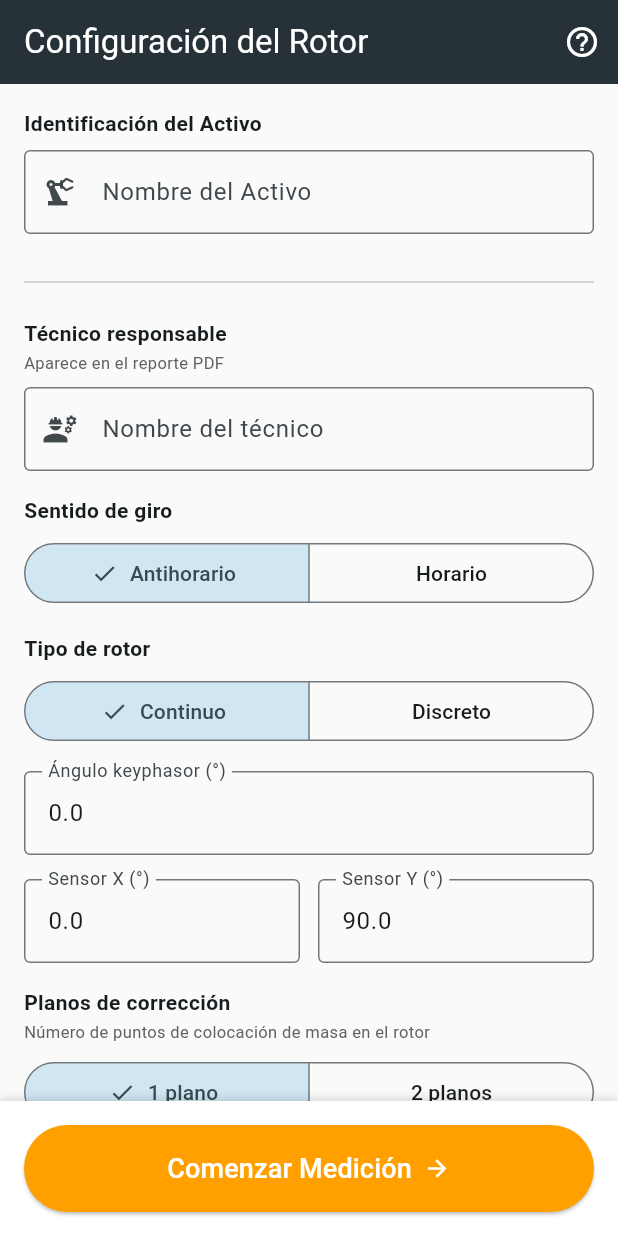
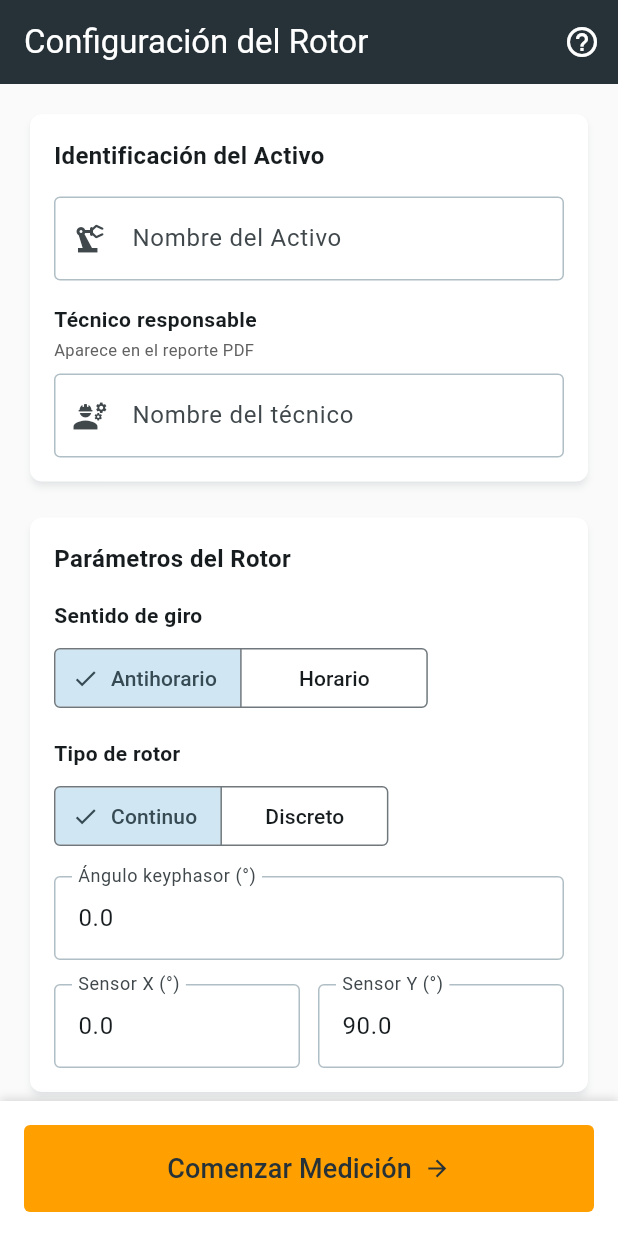
Before and after one commit to a8abhinav02-lgtm/balanceo_app, a Flutter app: the screen it shows after launch, on a phone screen of 412 x 824 dp. Run offline on Flutter 3.47's test engine with Material 3 defaults, Android fonts, the phone set to English and light mode, and no system bars; our stand-ins replace flutter_markdown, pdf, printing, share_plus, shared_preferences; missing offline and left inert: file_saver; project files that could hold a hidden picture were left out.

Commit message:
UI Redesign: Industrial Theme with StitchMCP

```diff
--- a/lib/main.dart
+++ b/lib/main.dart
@@ -30,6 +30,53 @@ class MyApp extends StatelessWidget {
           appBarTheme: AppBarTheme(
             backgroundColor: Colors.blueGrey.shade900,
             foregroundColor: Colors.white,
+            elevation: 0,
+          ),
+          inputDecorationTheme: InputDecorationTheme(
+            filled: true,
+            fillColor: Colors.white,
+            border: OutlineInputBorder(
+              borderRadius: BorderRadius.circular(4),
+              borderSide: BorderSide(color: Colors.blueGrey.shade200),
+            ),
+            enabledBorder: OutlineInputBorder(
+              borderRadius: BorderRadius.circular(4),
+              borderSide: BorderSide(color: Colors.blueGrey.shade200),
+            ),
+            focusedBorder: OutlineInputBorder(
+              borderRadius: BorderRadius.circular(4),
+              borderSide: BorderSide(color: Colors.amber.shade700, width: 2),
+            ),
+          ),
+          cardTheme: const CardThemeData(
+            color: Colors.white,
+            elevation: 2,
+            shadowColor: Color(0x32607D8B),
+            shape: RoundedRectangleBorder(borderRadius: BorderRadius.all(Radius.circular(8))),
+          ),
+          elevatedButtonTheme: ElevatedButtonThemeData(
+            style: ElevatedButton.styleFrom(
+              backgroundColor: Colors.amber.shade700,
+              foregroundColor: Colors.blueGrey.shade900,
+              elevation: 0,
+              shape: RoundedRectangleBorder(borderRadius: BorderRadius.circular(4)),
+            ),
+          ),
+          outlinedButtonTheme: OutlinedButtonThemeData(
+            style: OutlinedButton.styleFrom(
+              shape: RoundedRectangleBorder(borderRadius: BorderRadius.circular(4)),
+              side: BorderSide(color: Colors.blueGrey.shade300),
+            ),
+          ),
+          textButtonTheme: TextButtonThemeData(
+            style: TextButton.styleFrom(
+              shape: RoundedRectangleBorder(borderRadius: BorderRadius.circular(4)),
+            ),
+          ),
+          segmentedButtonTheme: SegmentedButtonThemeData(
+            style: ButtonStyle(
+              shape: MaterialStateProperty.all(RoundedRectangleBorder(borderRadius: BorderRadius.circular(4))),
+            ),
           ),
           useMaterial3: true,
         ),
--- a/lib/screens/configuracion_screen.dart
+++ b/lib/screens/configuracion_screen.dart
@@ -141,8 +141,14 @@ class _ConfiguracionScreenState extends State<ConfiguracionScreen> {
         child: ListView(
           padding: const EdgeInsets.all(16),
           children: [
-            const Text('Identificación del Activo', style: TextStyle(fontWeight: FontWeight.bold)),
-            const SizedBox(height: 8),
+            Card(
+              child: Padding(
+                padding: const EdgeInsets.all(16),
+                child: Column(
+                  crossAxisAlignment: CrossAxisAlignment.start,
+                  children: [
+                    const Text('Identificación del Activo', style: TextStyle(fontWeight: FontWeight.bold, fontSize: 16)),
+                    const SizedBox(height: 16),
                     Autocomplete<String>(
                       optionsBuilder: (TextEditingValue textEditingValue) {
                         if (textEditingValue.text == '') return const Iterable<String>.empty();
@@ -159,7 +165,6 @@ class _ConfiguracionScreenState extends State<ConfiguracionScreen> {
                           focusNode: focusNode,
                           decoration: const InputDecoration(
                             labelText: 'Nombre del Activo',
-                    border: OutlineInputBorder(),
                             prefixIcon: Icon(Icons.precision_manufacturing),
                           ),
                           validator: (v) => v == null || v.isEmpty ? 'Requerido' : null,
@@ -167,10 +172,7 @@ class _ConfiguracionScreenState extends State<ConfiguracionScreen> {
                         );
                       },
                     ),
-            const SizedBox(height: 24),
-            const Divider(),
                     const SizedBox(height: 16),
-
                     const Text('Técnico responsable', style: TextStyle(fontWeight: FontWeight.bold)),
                     const SizedBox(height: 2),
                     const Text('Aparece en el reporte PDF', style: TextStyle(fontSize: 11, color: Color(0xFF616161))), // grey.shade700
@@ -179,12 +181,23 @@ class _ConfiguracionScreenState extends State<ConfiguracionScreen> {
                       controller: _tecnicoController,
                       decoration: const InputDecoration(
                         labelText: 'Nombre del técnico',
-                border: OutlineInputBorder(),
                         prefixIcon: Icon(Icons.engineering),
+                      ),
+                    ),
+                  ],
+                ),
               ),
             ),
             const SizedBox(height: 16),
 
+            Card(
+              child: Padding(
+                padding: const EdgeInsets.all(16),
+                child: Column(
+                  crossAxisAlignment: CrossAxisAlignment.start,
+                  children: [
+                    const Text('Parámetros del Rotor', style: TextStyle(fontWeight: FontWeight.bold, fontSize: 16)),
+                    const SizedBox(height: 16),
                     const Text('Sentido de giro', style: TextStyle(fontWeight: FontWeight.bold)),
                     const SizedBox(height: 8),
                     SegmentedButton<SentidoGiro>(
@@ -214,7 +227,7 @@ class _ConfiguracionScreenState extends State<ConfiguracionScreen> {
                         key: ValueKey('numAlabes_${_assetController.text}'),
                         initialValue: _numAlabes.toString(),
                         keyboardType: TextInputType.number,
-                decoration: const InputDecoration(labelText: 'Número de álabes', border: OutlineInputBorder()),
+                        decoration: const InputDecoration(labelText: 'Número de álabes'),
                         onChanged: (val) => setState(() => _numAlabes = int.tryParse(val) ?? 0),
                         validator: (v) => _tipo == TipoRotor.discreto && (int.tryParse(v ?? '0') ?? 0) <= 0 ? 'Requerido' : null,
                       ),
@@ -223,7 +236,7 @@ class _ConfiguracionScreenState extends State<ConfiguracionScreen> {
                         key: ValueKey('anguloAlabe1_${_assetController.text}'),
                         initialValue: _anguloAlabe1.toString(),
                         keyboardType: const TextInputType.numberWithOptions(decimal: true),
-                decoration: const InputDecoration(labelText: 'Ángulo del Álabe #1 (°)', border: OutlineInputBorder(), helperText: 'Referencia visual en el gráfico'),
+                        decoration: const InputDecoration(labelText: 'Ángulo del Álabe #1 (°)', helperText: 'Referencia visual en el gráfico'),
                         onChanged: (val) => setState(() => _anguloAlabe1 = double.tryParse(val) ?? 0),
                       ),
                       const SizedBox(height: 16),
@@ -245,7 +258,7 @@ class _ConfiguracionScreenState extends State<ConfiguracionScreen> {
                       initialValue: _keyphasor.toString(),
                       keyboardType: const TextInputType.numberWithOptions(decimal: true),
                       inputFormatters: [AngleInputFormatter()],
-              decoration: const InputDecoration(labelText: 'Ángulo keyphasor (°)', border: OutlineInputBorder()),
+                      decoration: const InputDecoration(labelText: 'Ángulo keyphasor (°)'),
                       onChanged: (val) => setState(() => _keyphasor = double.tryParse(val) ?? 0),
                     ),
                     const SizedBox(height: 16),
@@ -258,7 +271,7 @@ class _ConfiguracionScreenState extends State<ConfiguracionScreen> {
                             initialValue: _sensorX.toString(),
                             keyboardType: const TextInputType.numberWithOptions(decimal: true),
                             inputFormatters: [AngleInputFormatter()],
-                    decoration: const InputDecoration(labelText: 'Sensor X (°)', border: OutlineInputBorder()),
+                            decoration: const InputDecoration(labelText: 'Sensor X (°)'),
                             onChanged: (val) => setState(() => _sensorX = double.tryParse(val) ?? 0),
                           ),
                         ),
@@ -269,15 +282,25 @@ class _ConfiguracionScreenState extends State<ConfiguracionScreen> {
                             initialValue: _sensorY.toString(),
                             keyboardType: const TextInputType.numberWithOptions(decimal: true),
                             inputFormatters: [AngleInputFormatter()],
-                    decoration: const InputDecoration(labelText: 'Sensor Y (°)', border: OutlineInputBorder()),
+                            decoration: const InputDecoration(labelText: 'Sensor Y (°)'),
                             onChanged: (val) => setState(() => _sensorY = double.tryParse(val) ?? 0),
                           ),
                         ),
                       ],
                     ),
+                  ],
+                ),
+              ),
+            ),
             const SizedBox(height: 16),
 
-            const Text('Planos de corrección', style: TextStyle(fontWeight: FontWeight.bold)),
+            Card(
+              child: Padding(
+                padding: const EdgeInsets.all(16),
+                child: Column(
+                  crossAxisAlignment: CrossAxisAlignment.start,
+                  children: [
+                    const Text('Planos de corrección', style: TextStyle(fontWeight: FontWeight.bold, fontSize: 16)),
                     const SizedBox(height: 2),
                     const Text('Número de puntos de colocación de masa en el rotor', style: TextStyle(fontSize: 11, color: Color(0xFF616161))), // grey.shade700
                     const SizedBox(height: 8),
@@ -299,7 +322,7 @@ class _ConfiguracionScreenState extends State<ConfiguracionScreen> {
                             key: ValueKey('limite_${_assetController.text}'),
                             initialValue: _limiteVibracion.toString(),
                             keyboardType: const TextInputType.numberWithOptions(decimal: true),
-                    decoration: const InputDecoration(labelText: 'Límite Objetivo', border: OutlineInputBorder()),
+                            decoration: const InputDecoration(labelText: 'Límite Objetivo'),
                             onChanged: (val) => setState(() => _limiteVibracion = double.tryParse(val) ?? 50),
                           ),
                         ),
@@ -317,9 +340,11 @@ class _ConfiguracionScreenState extends State<ConfiguracionScreen> {
                         ),
                       ],
                     ),
-            const SizedBox(height: 80),
+                  ],
+                ),
+              ),
+            ),
             const SizedBox(height: 32),
-            const Divider(),
             const SizedBox(height: 16),
             const Text('Previsualización del Rotor', style: TextStyle(fontWeight: FontWeight.bold, fontSize: 16)),
             const SizedBox(height: 8),
@@ -388,8 +413,6 @@ class _ConfiguracionScreenState extends State<ConfiguracionScreen> {
               }
             },
             style: ElevatedButton.styleFrom(
-              backgroundColor: Colors.amber.shade700,
-              foregroundColor: Colors.white,
               padding: const EdgeInsets.symmetric(vertical: 16),
             ),
             child: const Row(
--- a/lib/screens/medicion_inicial_screen.dart
+++ b/lib/screens/medicion_inicial_screen.dart
@@ -267,8 +267,6 @@ class _MedicionInicialScreenState extends State<MedicionInicialScreen> {
                   icon: const Icon(Icons.arrow_forward),
                   label: const Text('Siguiente'),
                   style: ElevatedButton.styleFrom(
-                    backgroundColor: Colors.blue,
-                    foregroundColor: Colors.white,
                     padding: const EdgeInsets.symmetric(vertical: 16),
                   ),
                 ),
--- a/lib/screens/prueba_coeficientes_screen.dart
+++ b/lib/screens/prueba_coeficientes_screen.dart
@@ -239,8 +239,6 @@ class _PruebaCoeficientesScreenState extends State<PruebaCoeficientesScreen> {
                   icon: Icon(es2Planos && _paso == 1 ? Icons.arrow_forward : Icons.calculate),
                   label: Text(es2Planos && _paso == 1 ? 'Siguiente' : 'Calcular'),
                   style: ElevatedButton.styleFrom(
-                    backgroundColor: Colors.blue,
-                    foregroundColor: Colors.white,
                     padding: const EdgeInsets.symmetric(vertical: 16),
                   ),
                 ),
--- a/lib/screens/resultados_screen.dart
+++ b/lib/screens/resultados_screen.dart
@@ -359,7 +359,7 @@ class _ResultadosScreenState extends State<ResultadosScreen> {
                       onPressed: () => _mostrarDialogoNuevaIteracion(context, provider),
                       icon: const Icon(Icons.refresh),
                       label: const Text('Nueva Iteración (Refinar)'),
-                      style: ElevatedButton.styleFrom(backgroundColor: Colors.orange, foregroundColor: Colors.white, padding: const EdgeInsets.symmetric(vertical: 12)),
+                      style: ElevatedButton.styleFrom(padding: const EdgeInsets.symmetric(vertical: 12)),
                     ),
                   ),
                 ],
@@ -396,7 +396,7 @@ class _ResultadosScreenState extends State<ResultadosScreen> {
                   },
                   icon: const Icon(Icons.save),
                   label: const Text('Guardar'),
-                  style: ElevatedButton.styleFrom(backgroundColor: Colors.green, foregroundColor: Colors.white, padding: const EdgeInsets.symmetric(vertical: 16)),
+                  style: ElevatedButton.styleFrom(padding: const EdgeInsets.symmetric(vertical: 16)),
                 ),
               ),
             ],
@@ -468,7 +468,7 @@ class _ResultadosScreenState extends State<ResultadosScreen> {
           ElevatedButton.icon(
             icon: const Icon(Icons.calculate),
             label: const Text('Recalcular'),
-            style: ElevatedButton.styleFrom(backgroundColor: Colors.orange, foregroundColor: Colors.white),
+            style: ElevatedButton.styleFrom(),
             onPressed: () {
               final v1 = Complejo.desdePolar(
                 double.tryParse(amp1Controller.text) ?? 0,
```
Also changed, not shown: 2 other files. Lines whose indentation alone changed are shown as unchanged.
